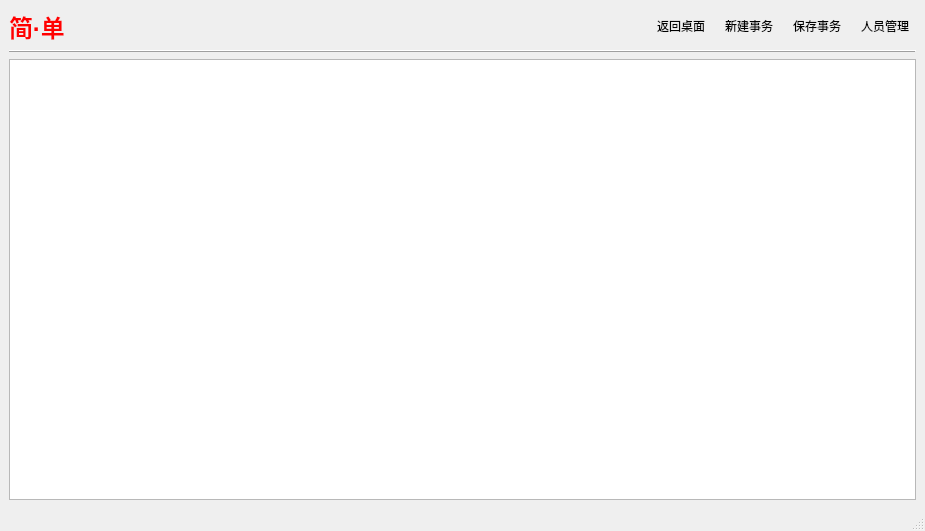
Above: views/dashboard_template.ui from earlideal/jiandan before the change. Below: the same form after it.
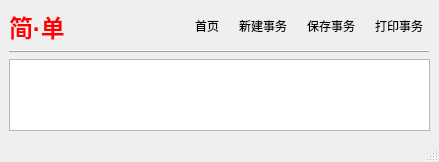
That is the form after the change.

Patch:
```diff
--- a/views/dashboard_template.ui
+++ b/views/dashboard_template.ui
@@ -6,8 +6,8 @@
    <rect>
     <x>0</x>
     <y>0</y>
-    <width>925</width>
-    <height>531</height>
+    <width>439</width>
+    <height>162</height>
    </rect>
   </property>
   <property name="windowTitle">
@@ -97,7 +97,7 @@
          </size>
         </property>
         <property name="text">
-         <string>返回桌面</string>
+         <string>首页</string>
         </property>
         <property name="autoRaise">
          <bool>true</bool>
@@ -163,7 +163,7 @@
          </size>
         </property>
         <property name="text">
-         <string>人员管理</string>
+         <string>打印事务</string>
         </property>
         <property name="autoRaise">
          <bool>true</bool>
```
